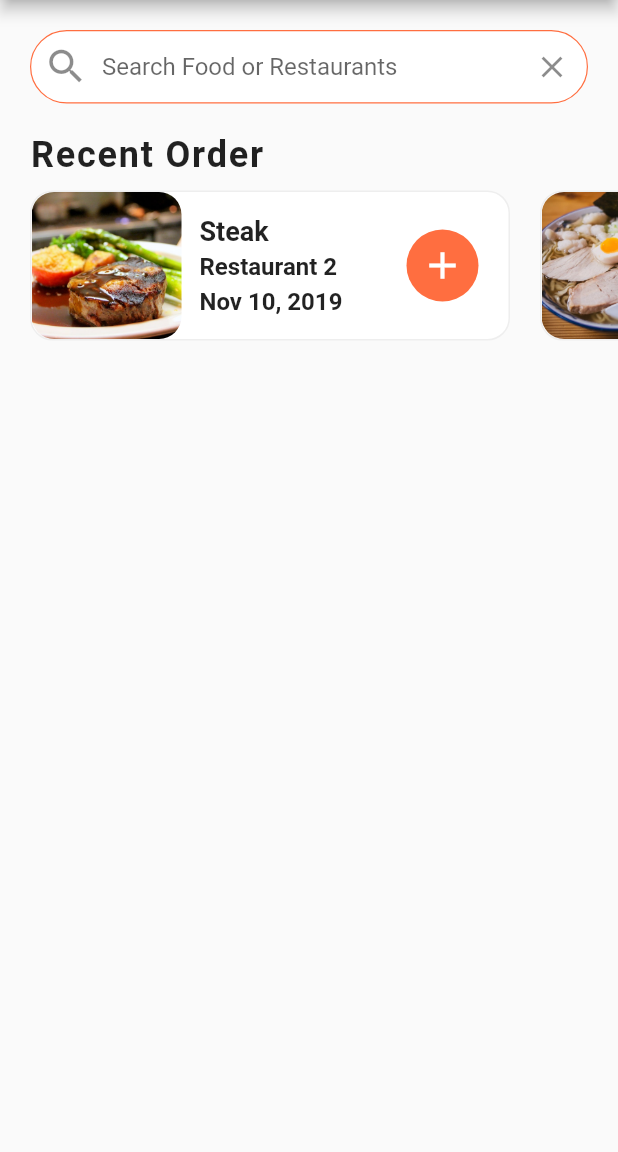
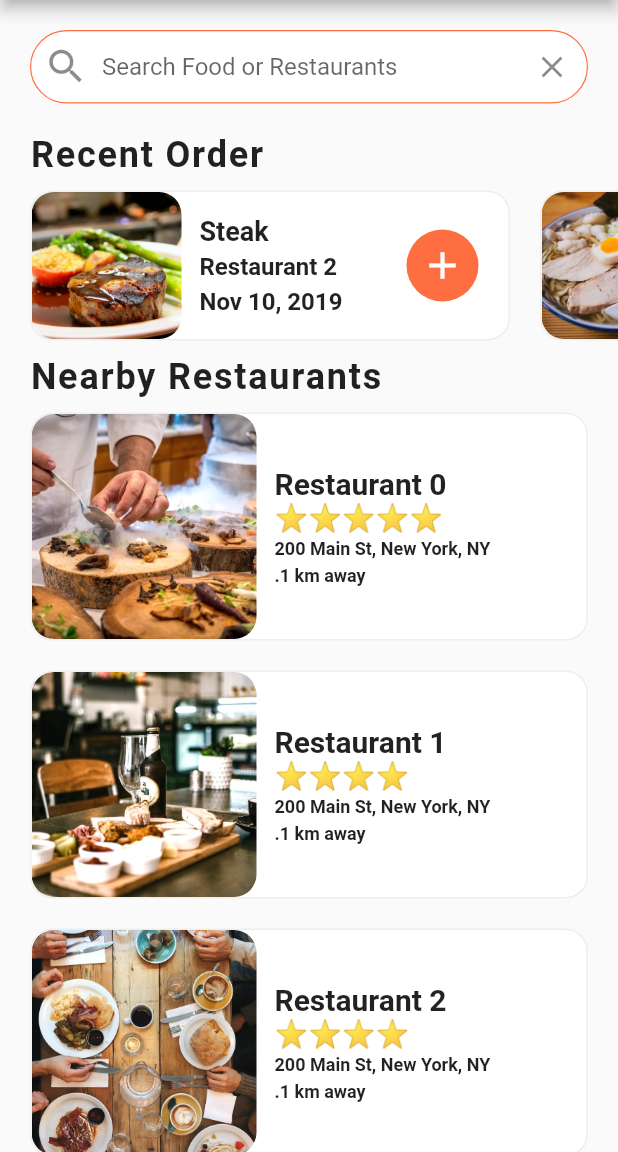
Before and after one commit to abughalib/Flutter-Food-Delivery, a Flutter app: the screen it shows after launch, on a phone screen of 412 x 824 dp, the part 84-1236 px from its top. Run offline on Flutter 3.47's test engine with Material 2 defaults, Android fonts, the phone set to English and light mode, and no system bars.

Commit message:
added restaurants

```diff
--- a/lib/screens/home_screen.dart
+++ b/lib/screens/home_screen.dart
@@ -1,4 +1,6 @@
 import 'package:flutter/material.dart';
+import 'package:flutter_food_delivery_ui/models/restaurant.dart';
+import 'package:flutter_food_delivery_ui/widgets/rating_stars.dart';
 import 'package:flutter_food_delivery_ui/widgets/recent_orders.dart';
 
 import '../data/data.dart';
@@ -9,6 +11,75 @@ class HomeScreen extends StatefulWidget {
 }
 
 class _HomeScreenState extends State<HomeScreen> {
+  _buildRestaurants() {
+    List<Widget> restaurantList = [];
+    restaurants.forEach((Restaurant restaurant) {
+      restaurantList.add(
+        Container(
+          margin: EdgeInsets.symmetric(horizontal: 20.0, vertical: 10.0),
+          decoration: BoxDecoration(
+            color: Colors.white,
+            borderRadius: BorderRadius.circular(15.0),
+            border: Border.all(
+              width: 1.0,
+              color: Colors.grey[200],
+            ),
+          ),
+          child: Row(
+            children: <Widget>[
+              ClipRRect(
+                borderRadius: BorderRadius.circular(15.0),
+                child: Image(
+                  image: AssetImage(restaurant.imageUrl),
+                  height: 150.0,
+                  width: 150.0,
+                  fit: BoxFit.cover,
+                ),
+              ),
+              Container(
+                margin: EdgeInsets.all(12.0),
+                child: Column(
+                  mainAxisAlignment: MainAxisAlignment.center,
+                  crossAxisAlignment: CrossAxisAlignment.start,
+                  children: <Widget>[
+                    Text(
+                      restaurant.name,
+                      style: TextStyle(
+                        fontSize: 20.0,
+                        fontWeight: FontWeight.bold,
+                      ),
+                      overflow: TextOverflow.ellipsis,
+                    ),
+                    RatingStars(restaurant.rating),
+                    SizedBox(height: 4.0),
+                    Text(
+                      restaurant.address,
+                      style: TextStyle(
+                        fontSize: 12.0,
+                        fontWeight: FontWeight.w600,
+                      ),
+                      overflow: TextOverflow.ellipsis,
+                    ),
+                    SizedBox(height: 4.0),
+                    Text(
+                      ".1 km away",
+                      style: TextStyle(
+                        fontSize: 12.0,
+                        fontWeight: FontWeight.w600,
+                      ),
+                      overflow: TextOverflow.ellipsis,
+                    ),
+                  ],
+                ),
+              ),
+            ],
+          ),
+        ),
+      );
+    });
+    return Column(children: restaurantList);
+  }
+
   @override
   Widget build(BuildContext context) {
     return Scaffold(
@@ -48,18 +119,39 @@ class _HomeScreenState extends State<HomeScreen> {
                 enabledBorder: OutlineInputBorder(
                   borderRadius: BorderRadius.circular(30.0),
                   borderSide: BorderSide(
-                          width: 0.8, color: Theme.of(context).primaryColor),
+                    width: 0.8,
+                    color: Theme.of(context).primaryColor,
+                  ),
                 ),
                 hintText: 'Search Food or Restaurants',
                 prefixIcon: Icon(Icons.search, size: 30.0),
                 suffixIcon: IconButton(
                   icon: Icon(Icons.clear),
                   onPressed: () {},
-                    )),
+                ),
+              ),
             ),
           ),
           RecentOrders(),
+          Column(
+            crossAxisAlignment: CrossAxisAlignment.start,
+            children: <Widget>[
+              Padding(
+                padding: EdgeInsets.symmetric(horizontal: 20.0),
+                child: Text(
+                  'Nearby Restaurants',
+                  style: TextStyle(
+                    fontSize: 24.0,
+                    fontWeight: FontWeight.w600,
+                    letterSpacing: 1.2,
+                  ),
+                ),
+              ),
+              _buildRestaurants()
             ],
-        ));
+          ),
+        ],
+      ),
+    );
   }
 }
--- /dev/null
+++ b/lib/widgets/rating_stars.dart
@@ -0,0 +1,22 @@
+import 'package:flutter/material.dart';
+
+class RatingStars extends StatelessWidget {
+  final int rating;
+
+  RatingStars(this.rating);
+
+  @override
+  Widget build(BuildContext context) {
+    String stars = '';
+    for (int i = 0; i < rating; i += 1) {
+      stars += '⭐';
+    }
+    stars.trim();
+    return Text(
+      stars,
+      style: TextStyle(
+        fontSize: 18.0,
+      ),
+    );
+  }
+}
```
Lines whose indentation alone changed are shown as unchanged.
